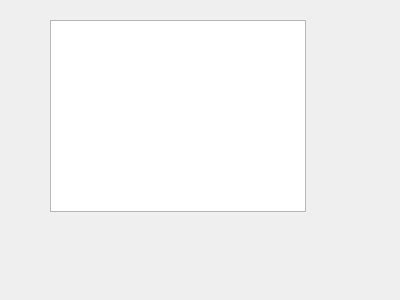
This is marketswidget.ui in tsenmu/FBSG as Qt 5 draws it before an edit. The edited form follows.
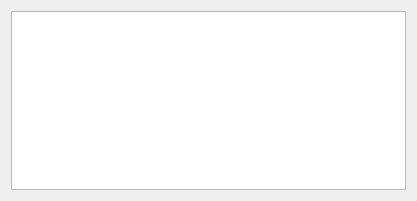
This is the edited form.

The edit to the form file:
```diff
--- a/marketswidget.ui
+++ b/marketswidget.ui
@@ -6,23 +6,18 @@
    <rect>
     <x>0</x>
     <y>0</y>
-    <width>400</width>
-    <height>300</height>
+    <width>417</width>
+    <height>201</height>
    </rect>
   </property>
   <property name="windowTitle">
    <string>Form</string>
   </property>
-  <widget class="QTableView" name="tableView">
-   <property name="geometry">
-    <rect>
-     <x>50</x>
-     <y>20</y>
-     <width>256</width>
-     <height>192</height>
-    </rect>
-   </property>
-  </widget>
+  <layout class="QVBoxLayout" name="verticalLayout">
+   <item>
+    <widget class="QTableView" name="tableView"/>
+   </item>
+  </layout>
  </widget>
  <resources/>
  <connections/>
```
